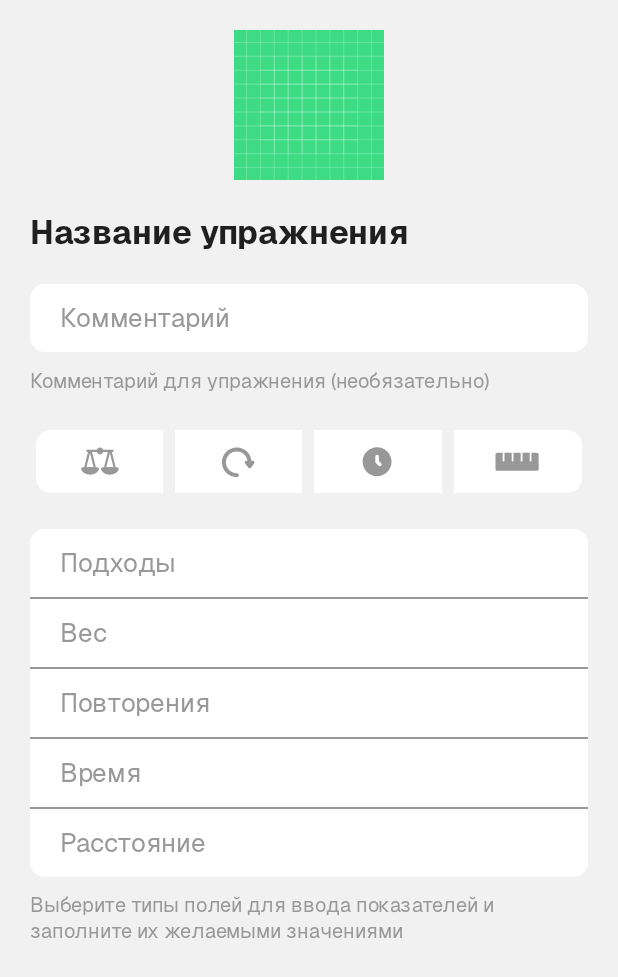
After one commit to IntroGymApp/intro-gym-android, an Android app: the layout fragment_workout_exercise_plan_editor.xml on its own in the app's theme, with its tools: preview values and no code run, on a phone screen of 412 x 824 dp. The commit adds this screen. Shown: the top 977 px of the screen. Run offline under Robolectric (Android 15) with nearby library versions, the phone set to English and light mode, and no system bars.

Commit message:
feat(workout): Create workout exercise plan editor fragment

```diff
--- a/app/src/main/java/ru/lonelywh1te/introgym/features/workout/WorkoutModule.kt
+++ b/app/src/main/java/ru/lonelywh1te/introgym/features/workout/WorkoutModule.kt
@@ -11,6 +11,7 @@ import ru.lonelywh1te.introgym.features.workout.domain.repository.WorkoutReposit
 import ru.lonelywh1te.introgym.features.workout.domain.usecase.CreateWorkoutUseCase
 import ru.lonelywh1te.introgym.features.workout.domain.usecase.GetWorkoutListUseCase
 import ru.lonelywh1te.introgym.features.workout.presentation.viewModel.WorkoutEditorFragmentViewModel
+import ru.lonelywh1te.introgym.features.workout.presentation.viewModel.WorkoutExercisePlanEditorFragmentViewModel
 import ru.lonelywh1te.introgym.features.workout.presentation.viewModel.WorkoutsFragmentViewModel
 import kotlin.math.sin
 
@@ -60,6 +61,12 @@ val workoutPresentationModule = module {
             getExerciseUseCase = get(),
         )
     }
+
+    viewModel<WorkoutExercisePlanEditorFragmentViewModel> {
+        WorkoutExercisePlanEditorFragmentViewModel(
+            getExerciseUseCase = get()
+        )
+    }
 }
 
 val workoutModule = module {
--- a/app/src/main/java/ru/lonelywh1te/introgym/features/workout/presentation/WorkoutEditorFragment.kt
+++ b/app/src/main/java/ru/lonelywh1te/introgym/features/workout/presentation/WorkoutEditorFragment.kt
@@ -56,7 +56,8 @@ class WorkoutEditorFragment : Fragment(), MenuProvider {
 
         workoutExerciseItemAdapter = WorkoutExerciseItemAdapter().apply {
             setOnItemClickListener { item ->
-                // TODO: Not yet implemented
+                val exerciseId = viewModel.workoutExercisesWithPlans.value.keys.find { it.id == item.workoutExerciseId }!!.exerciseId
+                navigateToEditWorkoutExercisePlan(exerciseId)
             }
         }
 
@@ -79,6 +80,11 @@ class WorkoutEditorFragment : Fragment(), MenuProvider {
         }
 
         startCollectFlows()
+    }
+
+    private fun navigateToEditWorkoutExercisePlan(exerciseId: Long) {
+        val action = WorkoutEditorFragmentDirections.toWorkoutExercisePlanEditorFragment(exerciseId = exerciseId, workoutExerciseId = -1L, isCreateMode = true)
+        findNavController().safeNavigate(action)
     }
 
     private fun navigateToExercisePickFragment() {
--- /dev/null
+++ b/app/src/main/java/ru/lonelywh1te/introgym/features/workout/presentation/WorkoutExercisePlanEditorFragment.kt
@@ -0,0 +1,72 @@
+package ru.lonelywh1te.introgym.features.workout.presentation
+
+import android.os.Bundle
+import androidx.fragment.app.Fragment
+import android.view.LayoutInflater
+import android.view.View
+import android.view.ViewGroup
+import androidx.lifecycle.flowWithLifecycle
+import androidx.lifecycle.lifecycleScope
+import androidx.navigation.fragment.navArgs
+import kotlinx.coroutines.flow.launchIn
+import kotlinx.coroutines.flow.onEach
+import org.koin.androidx.viewmodel.ext.android.viewModel
+import ru.lonelywh1te.introgym.R
+import ru.lonelywh1te.introgym.core.ui.AssetPath
+import ru.lonelywh1te.introgym.core.ui.AssetType
+import ru.lonelywh1te.introgym.core.ui.ImageLoader
+import ru.lonelywh1te.introgym.databinding.FragmentWorkoutExercisePlanEditorBinding
+import ru.lonelywh1te.introgym.features.workout.presentation.viewModel.WorkoutEditorFragmentViewModel
+import ru.lonelywh1te.introgym.features.workout.presentation.viewModel.WorkoutExercisePlanEditorFragmentViewModel
+
+
+class WorkoutExercisePlanEditorFragment : Fragment() {
+    private var _binding: FragmentWorkoutExercisePlanEditorBinding? = null
+    private val binding get() = _binding!!
+
+    private val viewModel by viewModel<WorkoutExercisePlanEditorFragmentViewModel>()
+    private val args by navArgs<WorkoutExercisePlanEditorFragmentArgs>()
+
+    override fun onCreate(savedInstanceState: Bundle?) {
+        super.onCreate(savedInstanceState)
+        viewModel.getExerciseData(args.exerciseId)
+    }
+
+    override fun onCreateView(inflater: LayoutInflater, container: ViewGroup?, savedInstanceState: Bundle?): View? {
+        _binding = FragmentWorkoutExercisePlanEditorBinding.inflate(inflater, container, false)
+        return binding.root
+    }
+
+    override fun onViewCreated(view: View, savedInstanceState: Bundle?) {
+        super.onViewCreated(view, savedInstanceState)
+        startCollectFlows()
+    }
+
+    private fun startCollectFlows() {
+        viewModel.exerciseName.flowWithLifecycle(viewLifecycleOwner.lifecycle)
+            .onEach {
+                binding.tvExerciseName.text = it
+            }
+            .launchIn(lifecycleScope)
+
+        viewModel.exerciseAnimFilename.flowWithLifecycle(viewLifecycleOwner.lifecycle)
+            .onEach {
+                ImageLoader(requireContext()).load(
+                    uri = AssetPath.get(AssetType.EXERCISE_ANIMATION, it),
+                    imageView = binding.ivExerciseAnimation
+                )
+            }
+            .launchIn(lifecycleScope)
+    }
+
+    companion object {
+        const val REQUEST_KEY = "workout_exercise_plan_editor_request"
+
+        const val COMMENT_BUNDLE_KEY = "workout_exercise_plan_comment"
+        const val SETS_BUNDLE_KEY = "workout_exercise_plan_sets"
+        const val WEIGHT_BUNDLE_KEY = "workout_exercise_plan_weight"
+        const val REPS_BUNDLE_KEY = "workout_exercise_plan_reps"
+        const val TIME_BUNDLE_KEY = "workout_exercise_plan_time"
+        const val DISTANCE_BUNDLE_KEY = "workout_exercise_plan_distance"
+    }
+}
--- a/app/src/main/java/ru/lonelywh1te/introgym/features/workout/presentation/viewModel/WorkoutEditorFragmentViewModel.kt
+++ b/app/src/main/java/ru/lonelywh1te/introgym/features/workout/presentation/viewModel/WorkoutEditorFragmentViewModel.kt
@@ -24,6 +24,7 @@ class WorkoutEditorFragmentViewModel(
     val workout: StateFlow<Workout> get() = _workout
 
     private val _workoutExercisesWithPlans: MutableStateFlow<Map<WorkoutExercise, WorkoutExercisePlan>> = MutableStateFlow(emptyMap())
+    val workoutExercisesWithPlans: StateFlow<Map<WorkoutExercise, WorkoutExercisePlan>> get() = _workoutExercisesWithPlans
 
     private val _workoutExerciseItems: MutableStateFlow<List<WorkoutExerciseItem>> = MutableStateFlow(emptyList())
     val workoutExerciseItems: StateFlow<List<WorkoutExerciseItem>> get() = _workoutExerciseItems
--- /dev/null
+++ b/app/src/main/java/ru/lonelywh1te/introgym/features/workout/presentation/viewModel/WorkoutExercisePlanEditorFragmentViewModel.kt
@@ -0,0 +1,33 @@
+package ru.lonelywh1te.introgym.features.workout.presentation.viewModel
+
+import androidx.lifecycle.ViewModel
+import androidx.lifecycle.viewModelScope
+import kotlinx.coroutines.Dispatchers
+import kotlinx.coroutines.flow.MutableStateFlow
+import kotlinx.coroutines.flow.StateFlow
+import kotlinx.coroutines.flow.first
+import kotlinx.coroutines.launch
+import ru.lonelywh1te.introgym.features.guide.domain.usecase.GetExerciseUseCase
+import ru.lonelywh1te.introgym.features.workout.domain.model.workout_exercise.WorkoutExercisePlan
+
+class WorkoutExercisePlanEditorFragmentViewModel(
+    private val getExerciseUseCase: GetExerciseUseCase,
+): ViewModel() {
+    private val _exerciseName: MutableStateFlow<String> = MutableStateFlow("")
+    val exerciseName: StateFlow<String> = _exerciseName
+
+    private val _exerciseAnimFilename: MutableStateFlow<String> = MutableStateFlow("")
+    val exerciseAnimFilename: StateFlow<String> = _exerciseAnimFilename
+
+    private val _workoutPlanExercise: MutableStateFlow<WorkoutExercisePlan> = MutableStateFlow(WorkoutExercisePlan.empty())
+
+    val dispatcher = Dispatchers.IO
+
+    fun getExerciseData(exerciseId: Long) {
+        viewModelScope.launch (dispatcher) {
+            val exercise = getExerciseUseCase(exerciseId).first()
+            _exerciseName.value = exercise.name
+            _exerciseAnimFilename.value = exercise.animFilename
+        }
+    }
+}
--- /dev/null
+++ b/app/src/main/res/drawable/ic_distance.xml
@@ -0,0 +1,10 @@
+<vector xmlns:android="http://schemas.android.com/apk/res/android"
+    android:width="25dp"
+    android:height="25dp"
+    android:viewportWidth="25"
+    android:viewportHeight="25">
+  <path
+      android:pathData="M1.269,7.669C0.716,7.669 0.269,8.116 0.269,8.669V16.669C0.269,17.221 0.716,17.669 1.269,17.669H23.269C23.821,17.669 24.269,17.221 24.269,16.669V8.669C24.269,8.116 23.821,7.669 23.269,7.669H20.269V12.017C20.269,12.293 20.045,12.517 19.769,12.517C19.492,12.517 19.269,12.293 19.269,12.017V7.669H15.269V12.017C15.269,12.293 15.045,12.517 14.769,12.517C14.492,12.517 14.269,12.293 14.269,12.017V7.669H10.269V12.017C10.269,12.293 10.045,12.517 9.769,12.517C9.492,12.517 9.269,12.293 9.269,12.017V7.669H5.269V12.017C5.269,12.293 5.045,12.517 4.769,12.517C4.492,12.517 4.269,12.293 4.269,12.017V7.669H1.269Z"
+      android:fillColor="#A4A4A4"
+      android:fillType="evenOdd"/>
+</vector>
--- /dev/null
+++ b/app/src/main/res/drawable/ic_repeat.xml
@@ -0,0 +1,13 @@
+<vector xmlns:android="http://schemas.android.com/apk/res/android"
+    android:width="25dp"
+    android:height="25dp"
+    android:viewportWidth="25"
+    android:viewportHeight="25">
+  <path
+      android:pathData="M11.535,6.903C8.204,6.903 5.503,9.604 5.503,12.935C5.503,16.267 8.204,18.968 11.535,18.968C12.152,18.968 12.653,19.468 12.653,20.085C12.653,20.702 12.152,21.202 11.535,21.202C6.97,21.202 3.269,17.501 3.269,12.935C3.269,8.37 6.97,4.669 11.535,4.669C16.101,4.669 19.802,8.37 19.802,12.935H17.568C17.568,9.604 14.867,6.903 11.535,6.903Z"
+      android:fillColor="#F1F1F1"
+      android:fillType="evenOdd"/>
+  <path
+      android:pathData="M19.392,15.933C19.035,16.396 18.336,16.396 17.978,15.933L16.167,13.589C15.713,13.001 16.132,12.149 16.874,12.149H20.496C21.238,12.149 21.657,13.001 21.203,13.589L19.392,15.933Z"
+      android:fillColor="#F1F1F1"/>
+</vector>
--- /dev/null
+++ b/app/src/main/res/drawable/ic_time.xml
@@ -0,0 +1,10 @@
+<vector xmlns:android="http://schemas.android.com/apk/res/android"
+    android:width="25dp"
+    android:height="25dp"
+    android:viewportWidth="25"
+    android:viewportHeight="25">
+  <path
+      android:pathData="M12.269,20.691C16.699,20.691 20.291,17.099 20.291,12.668C20.291,8.238 16.699,4.646 12.269,4.646C7.838,4.646 4.246,8.238 4.246,12.668C4.246,17.099 7.838,20.691 12.269,20.691ZM13.269,9.796C13.269,9.244 12.821,8.796 12.269,8.796C11.716,8.796 11.269,9.244 11.269,9.796V12.624C11.269,12.915 11.385,13.195 11.591,13.402L13.063,14.874C13.454,15.265 14.087,15.265 14.478,14.874C14.868,14.484 14.868,13.85 14.478,13.46L13.269,12.251V9.796Z"
+      android:fillColor="#A4A4A4"
+      android:fillType="evenOdd"/>
+</vector>
--- /dev/null
+++ b/app/src/main/res/drawable/ic_weight.xml
@@ -0,0 +1,26 @@
+<vector xmlns:android="http://schemas.android.com/apk/res/android"
+    android:width="25dp"
+    android:height="25dp"
+    android:viewportWidth="25"
+    android:viewportHeight="25">
+  <path
+      android:pathData="M7.232,19.834C9.542,19.834 11.495,18.62 12.139,16.95C12.382,16.318 11.814,15.752 11.137,15.752H3.327C2.65,15.752 2.083,16.318 2.326,16.95C2.969,18.62 4.923,19.834 7.232,19.834Z"
+      android:fillColor="#F1F1F1"/>
+  <path
+      android:pathData="M9.223,15.719L7.232,7.782L5.241,15.719L9.223,15.719ZM8.421,7.483C8.111,6.247 6.354,6.247 6.043,7.483L4.053,15.421C3.858,16.195 4.444,16.945 5.241,16.945H9.223C10.021,16.945 10.606,16.195 10.412,15.421L8.421,7.483Z"
+      android:fillColor="#F1F1F1"
+      android:fillType="evenOdd"/>
+  <path
+      android:pathData="M18.257,19.834C20.566,19.834 22.52,18.62 23.163,16.95C23.406,16.318 22.839,15.752 22.162,15.752H14.351C13.675,15.752 13.107,16.318 13.35,16.95C13.993,18.62 15.947,19.834 18.257,19.834Z"
+      android:fillColor="#F1F1F1"/>
+  <path
+      android:pathData="M20.247,15.719L18.257,7.782L16.266,15.719L20.247,15.719ZM19.445,7.483C19.135,6.247 17.378,6.247 17.068,7.483L15.077,15.421C14.883,16.195 15.468,16.945 16.266,16.945H20.247C21.045,16.945 21.631,16.195 21.436,15.421L19.445,7.483Z"
+      android:fillColor="#F1F1F1"
+      android:fillType="evenOdd"/>
+  <path
+      android:pathData="M5.091,6.567C5.091,6.228 5.366,5.954 5.704,5.954H19.785C20.123,5.954 20.398,6.228 20.398,6.567C20.398,6.905 20.123,7.18 19.785,7.18H5.704C5.366,7.18 5.091,6.905 5.091,6.567Z"
+      android:fillColor="#F1F1F1"/>
+  <path
+      android:pathData="M14.643,6.567C14.643,7.615 13.793,8.465 12.745,8.465C11.696,8.465 10.846,7.615 10.846,6.567C10.846,5.518 11.696,4.669 12.745,4.669C13.793,4.669 14.643,5.518 14.643,6.567Z"
+      android:fillColor="#F1F1F1"/>
+</vector>
--- /dev/null
+++ b/app/src/main/res/layout/fragment_workout_exercise_plan_editor.xml
@@ -0,0 +1,147 @@
+<?xml version="1.0" encoding="utf-8"?>
+<ScrollView xmlns:android="http://schemas.android.com/apk/res/android"
+    xmlns:tools="http://schemas.android.com/tools"
+    android:layout_width="match_parent"
+    android:layout_height="match_parent"
+    xmlns:app="http://schemas.android.com/apk/res-auto"
+    tools:context=".features.workout.presentation.WorkoutExercisePlanEditorFragment">
+
+    <LinearLayout
+        android:layout_width="match_parent"
+        android:layout_height="wrap_content"
+        android:paddingHorizontal="20dp"
+        android:orientation="vertical">
+
+
+        <ImageView
+            android:id="@+id/iv_exercise_animation"
+            android:layout_width="match_parent"
+            android:layout_height="100dp"
+            android:scaleType="fitCenter"
+            android:layout_marginTop="20dp"
+            tools:src="@drawable/ic_launcher_background"/>
+
+        <TextView
+            android:id="@+id/tv_exercise_name"
+            style="@style/Widget.IntroGym.TextView.Title"
+            android:textAppearance="@style/TextAppearance.IntroGym.Title2.Bold"
+            tools:text="Название упражнения" />
+
+        <EditText
+            style="@style/Widget.IntroGym.TextInput"
+            android:hint="@string/label_comment"/>
+
+        <TextView
+            android:id="@+id/tv_workout_exercise_description"
+            android:layout_width="wrap_content"
+            android:layout_height="wrap_content"
+            android:layout_marginTop="10dp"
+            android:text="@string/label_exercise_comment_description"
+            android:textAppearance="@style/TextAppearance.IntroGym.Footnote.Regular" />
+
+        <com.google.android.material.button.MaterialButtonToggleGroup
+            android:id="@+id/materialButtonToggleGroup"
+            android:layout_width="match_parent"
+            android:layout_height="50dp"
+            android:layout_marginTop="20dp">
+
+            <Button
+                android:id="@+id/btn_select_weight"
+                style="@style/Widget.IntroGym.SegmentedButton"
+                android:layout_weight="1"
+                app:icon="@drawable/ic_weight"
+                app:iconSize="30dp" />
+
+            <Button
+                android:id="@+id/btn_select_reps"
+                style="@style/Widget.IntroGym.SegmentedButton"
+                android:layout_weight="1"
+                app:icon="@drawable/ic_repeat"
+                app:iconSize="30dp"/>
+
+            <Button
+                android:id="@+id/btn_select_time"
+                style="@style/Widget.IntroGym.SegmentedButton"
+                android:layout_weight="1"
+                app:icon="@drawable/ic_time"
+                app:iconSize="30dp" />
+
+            <Button
+                android:id="@+id/btn_select_distance"
+                style="@style/Widget.IntroGym.SegmentedButton"
+                android:layout_weight="1"
+                app:icon="@drawable/ic_distance"
+                app:iconSize="30dp"/>
+
+        </com.google.android.material.button.MaterialButtonToggleGroup>
+
+        <LinearLayout
+            android:id="@+id/ll_text_input_container"
+            android:layout_width="match_parent"
+            android:layout_height="wrap_content"
+            android:layout_marginTop="20dp"
+            android:background="@drawable/shape_rounded_plate_filled"
+            android:orientation="vertical"
+            app:layout_constraintEnd_toEndOf="parent"
+            app:layout_constraintStart_toStartOf="parent"
+            app:layout_constraintTop_toBottomOf="@+id/tv_workout_info">
+
+            <EditText
+                android:id="@+id/et_plan_sets"
+                style="@style/Widget.IntroGym.TextInput"
+                android:inputType="textEmailAddress"
+                android:hint="@string/label_sets"/>
+
+            <com.google.android.material.divider.MaterialDivider
+                android:layout_width="match_parent"
+                android:layout_height="wrap_content"
+                app:dividerColor="?attr/igHintColor"/>
+
+            <EditText
+                android:id="@+id/et_plan_weight"
+                style="@style/Widget.IntroGym.TextInput"
+                android:hint="@string/label_weight"/>
+
+            <com.google.android.material.divider.MaterialDivider
+                android:layout_width="match_parent"
+                android:layout_height="wrap_content"
+                app:dividerColor="?attr/igHintColor"/>
+
+            <EditText
+                android:id="@+id/et_plan_reps"
+                style="@style/Widget.IntroGym.TextInput"
+                android:hint="@string/label_reps"/>
+
+            <com.google.android.material.divider.MaterialDivider
+                android:layout_width="match_parent"
+                android:layout_height="wrap_content"
+                app:dividerColor="?attr/igHintColor"/>
+
+            <EditText
+                android:id="@+id/et_plan_time"
+                style="@style/Widget.IntroGym.TextInput"
+                android:hint="@string/label_time"/>
+
+            <com.google.android.material.divider.MaterialDivider
+                android:layout_width="match_parent"
+                android:layout_height="wrap_content"
+                app:dividerColor="?attr/igHintColor"/>
+
+            <EditText
+                android:id="@+id/et_plan_distance"
+                style="@style/Widget.IntroGym.TextInput"
+                android:hint="@string/label_distance"/>
+
+        </LinearLayout>
+
+        <TextView
+            android:id="@+id/tv_plan_fields_description"
+            android:layout_width="wrap_content"
+            android:layout_height="wrap_content"
+            android:layout_marginTop="10dp"
+            android:text="@string/label_exercise_plan_fields_description"
+            android:textAppearance="@style/TextAppearance.IntroGym.Footnote.Regular" />
+
+    </LinearLayout>
+
+</ScrollView>
--- a/app/src/main/res/navigation/nav_graph.xml
+++ b/app/src/main/res/navigation/nav_graph.xml
@@ -247,6 +247,23 @@
             android:name="workoutId"
             app:argType="long"
             android:defaultValue="-1L" />
+        <action
+            android:id="@+id/to_workoutExercisePlanEditorFragment"
+            app:destination="@id/workoutExercisePlanEditorFragment" />
+    </fragment>
+    <fragment
+        android:id="@+id/workoutExercisePlanEditorFragment"
+        android:name="ru.lonelywh1te.introgym.features.workout.presentation.WorkoutExercisePlanEditorFragment"
+        android:label="@string/label_plan"
+        tools:layout="@layout/fragment_workout_exercise_plan_editor" >
+        <argument
+            android:name="workoutExerciseId"
+            app:argType="long" />
+        <argument android:name="exerciseId"
+            app:argType="long" />
+        <argument
+            android:name="isCreateMode"
+            app:argType="boolean" />
     </fragment>
 
 </navigation>
--- a/app/src/main/res/values/strings.xml
+++ b/app/src/main/res/values/strings.xml
@@ -92,5 +92,13 @@
     <string name="label_workout">Тренировка</string>
     <string name="label_skip_sign_up">Пропусить регистрацию</string>
     <string name="label_continue_without_account">Продолжить без аккаунта</string>
+    <string name="label_sets">Подходы</string>
+    <string name="label_exercise_comment_description">Комментарий для упражнения (необязательно)</string>
+    <string name="label_weight">Вес</string>
+    <string name="label_reps">Повторения</string>
+    <string name="label_time">Время</string>
+    <string name="label_distance">Расстояние</string>
+    <string name="label_exercise_plan_fields_description">Выберите типы полей для ввода показателей и заполните их желаемыми значениями</string>
+    <string name="label_plan">Планирование</string>
 
 </resources>
```
